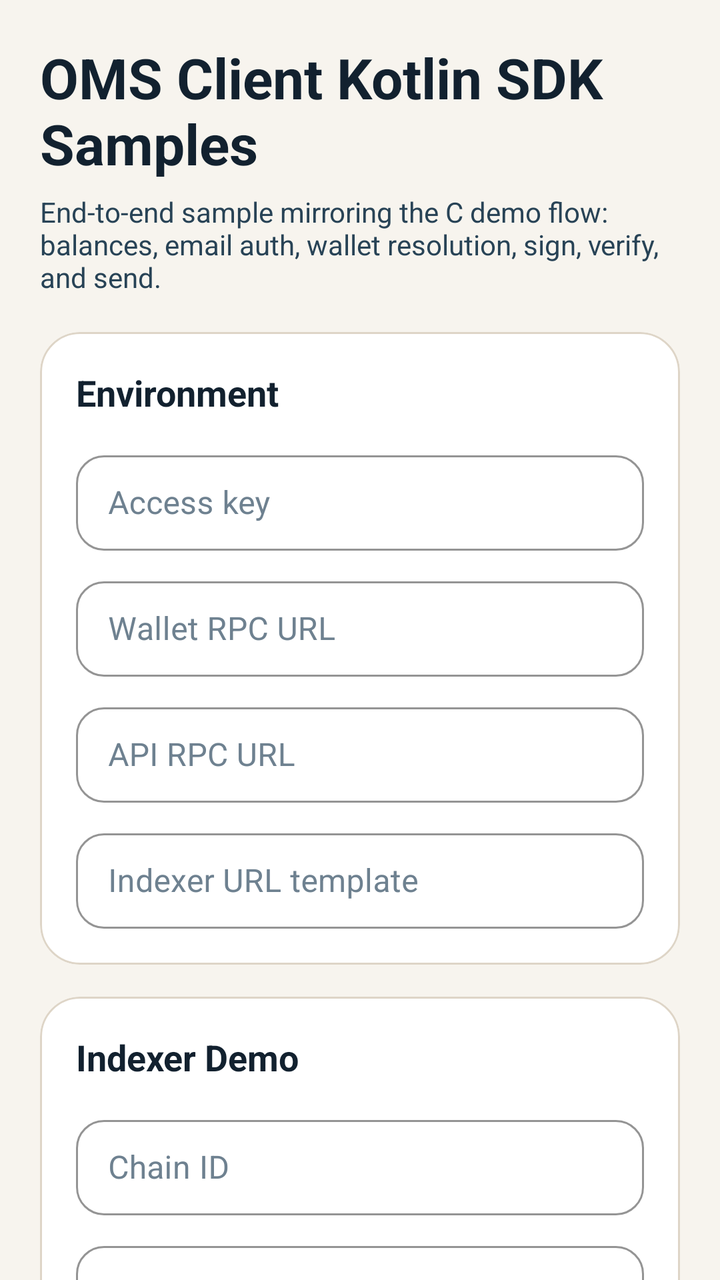
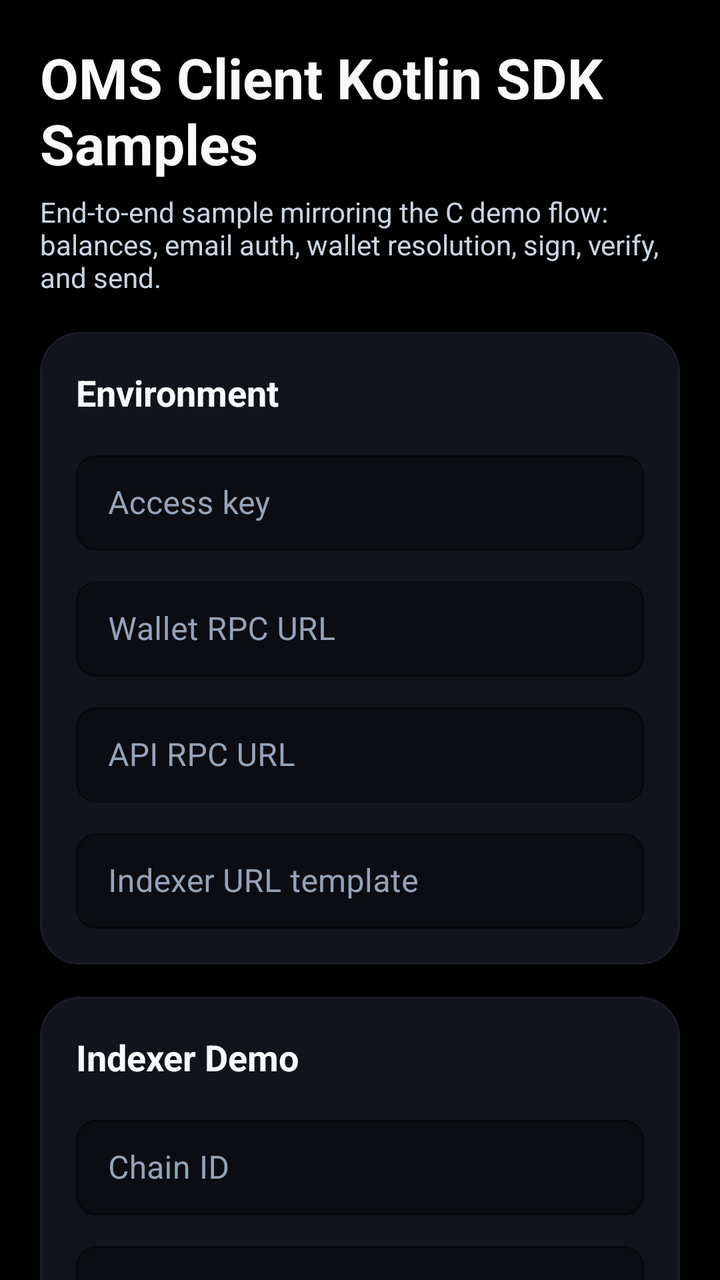

Before-and-after screenshots of an Android layout around one commit, followed by the original layout XML and the change that was made.
<!-- AndroidManifest.xml: application theme Theme.Kotlinsdk -->
<!-- res/layout/activity_main.xml -->
<?xml version="1.0" encoding="utf-8"?>
<androidx.core.widget.NestedScrollView xmlns:android="http://schemas.android.com/apk/res/android"
    xmlns:app="http://schemas.android.com/apk/res-auto"
    android:id="@+id/testbedRoot"
    android:layout_width="match_parent"
    android:layout_height="match_parent"
    android:fillViewport="true">

    <LinearLayout
        android:layout_width="match_parent"
        android:layout_height="wrap_content"
        android:orientation="vertical"
        android:padding="20dp">

        <TextView
            android:layout_width="match_parent"
            android:layout_height="wrap_content"
            android:text="OMS Client Kotlin SDK Samples"
            android:textColor="@color/slate_900"
            android:textSize="28sp"
            android:textStyle="bold" />

        <TextView
            android:layout_width="match_parent"
            android:layout_height="wrap_content"
            android:layout_marginTop="6dp"
            android:text="End-to-end sample mirroring the C demo flow: balances, email auth, wallet resolution, sign, verify, and send."
            android:textColor="@color/slate_700"
            android:textSize="14sp" />

        <com.google.android.material.card.MaterialCardView
            android:layout_width="match_parent"
            android:layout_height="wrap_content"
            android:layout_marginTop="18dp"
            app:cardCornerRadius="20dp"
            app:cardElevation="0dp"
            app:strokeColor="@color/sand_200"
            app:strokeWidth="1dp">

            <LinearLayout
                android:layout_width="match_parent"
                android:layout_height="wrap_content"
                android:orientation="vertical"
                android:padding="18dp">

                <TextView
                    android:layout_width="wrap_content"
                    android:layout_height="wrap_content"
                    android:text="Environment"
                    android:textColor="@color/slate_900"
                    android:textSize="18sp"
                    android:textStyle="bold" />

                <com.google.android.material.textfield.TextInputLayout
                    android:layout_width="match_parent"
                    android:layout_height="wrap_content"
                    android:layout_marginTop="14dp"
                    android:hint="Access key">

                    <com.google.android.material.textfield.TextInputEditText
                        android:id="@+id/accessKeyInput"
                        android:layout_width="match_parent"
                        android:layout_height="wrap_content"
                        android:inputType="textNoSuggestions" />
                </com.google.android.material.textfield.TextInputLayout>

                <com.google.android.material.textfield.TextInputLayout
                    android:layout_width="match_parent"
                    android:layout_height="wrap_content"
                    android:layout_marginTop="10dp"
                    android:hint="Wallet RPC URL">

                    <com.google.android.material.textfield.TextInputEditText
                        android:id="@+id/walletApiUrlInput"
                        android:layout_width="match_parent"
                        android:layout_height="wrap_content"
                        android:inputType="textUri" />
                </com.google.android.material.textfield.TextInputLayout>

                <com.google.android.material.textfield.TextInputLayout
                    android:layout_width="match_parent"
                    android:layout_height="wrap_content"
                    android:layout_marginTop="10dp"
                    android:hint="API RPC URL">

                    <com.google.android.material.textfield.TextInputEditText
                        android:id="@+id/apiRpcUrlInput"
                        android:layout_width="match_parent"
                        android:layout_height="wrap_content"
                        android:inputType="textUri" />
                </com.google.android.material.textfield.TextInputLayout>

                <com.google.android.material.textfield.TextInputLayout
                    android:layout_width="match_parent"
                    android:layout_height="wrap_content"
                    android:layout_marginTop="10dp"
                    android:hint="Indexer URL template">

                    <com.google.android.material.textfield.TextInputEditText
                        android:id="@+id/indexerUrlTemplateInput"
                        android:layout_width="match_parent"
                        android:layout_height="wrap_content"
                        android:inputType="textUri" />
                </com.google.android.material.textfield.TextInputLayout>
            </LinearLayout>
        </com.google.android.material.card.MaterialCardView>

        <com.google.android.material.card.MaterialCardView
            android:layout_width="match_parent"
            android:layout_height="wrap_content"
            android:layout_marginTop="16dp"
            app:cardCornerRadius="20dp"
            app:cardElevation="0dp"
            app:strokeColor="@color/sand_200"
            app:strokeWidth="1dp">

            <LinearLayout
                android:layout_width="match_parent"
                android:layout_height="wrap_content"
                android:orientation="vertical"
                android:padding="18dp">

                <TextView
                    android:layout_width="wrap_content"
                    android:layout_height="wrap_content"
                    android:text="Indexer Demo"
                    android:textColor="@color/slate_900"
                    android:textSize="18sp"
                    android:textStyle="bold" />

                <com.google.android.material.textfield.TextInputLayout
                    android:layout_width="match_parent"
                    android:layout_height="wrap_content"
                    android:layout_marginTop="14dp"
                    android:hint="Chain ID">

                    <com.google.android.material.textfield.TextInputEditText
                        android:id="@+id/balancesChainIdInput"
                        android:layout_width="match_parent"
                        android:layout_height="wrap_content"
                        android:inputType="number" />
                </com.google.android.material.textfield.TextInputLayout>

                <com.google.android.material.textfield.TextInputLayout
                    android:layout_width="match_parent"
                    android:layout_height="wrap_content"
                    android:layout_marginTop="10dp"
                    android:hint="Contract address">

                    <com.google.android.material.textfield.TextInputEditText
                        android:id="@+id/contractAddressInput"
                        android:layout_width="match_parent"
                        android:layout_height="wrap_content"
                        android:inputType="textNoSuggestions" />
                </com.google.android.material.textfield.TextInputLayout>

                <com.google.android.material.textfield.TextInputLayout
                    android:layout_width="match_parent"
                    android:layout_height="wrap_content"
                    android:layout_marginTop="10dp"
                    android:hint="Wallet address">

                    <com.google.android.material.textfield.TextInputEditText
                        android:id="@+id/balancesWalletAddressInput"
                        android:layout_width="match_parent"
                        android:layout_height="wrap_content"
                        android:inputType="textNoSuggestions" />
                </com.google.android.material.textfield.TextInputLayout>

                <com.google.android.material.button.MaterialButton
                    android:id="@+id/loadBalancesButton"
                    android:layout_width="match_parent"
                    android:layout_height="wrap_content"
                    android:layout_marginTop="14dp"
                    android:text="Load Token Balances"
                    app:cornerRadius="16dp" />
            </LinearLayout>
        </com.google.android.material.card.MaterialCardView>

        <com.google.android.material.card.MaterialCardView
            android:layout_width="match_parent"
            android:layout_height="wrap_content"
            android:layout_marginTop="16dp"
            app:cardCornerRadius="20dp"
            app:cardElevation="0dp"
            app:strokeColor="@color/sand_200"
            app:strokeWidth="1dp">

            <LinearLayout
                android:layout_width="match_parent"
                android:layout_height="wrap_content"
                android:orientation="vertical"
                android:padding="18dp">

                <TextView
                    android:layout_width="wrap_content"
                    android:layout_height="wrap_content"
                    android:text="Email Authentication"
                    android:textColor="@color/slate_900"
                    android:textSize="18sp"
                    android:textStyle="bold" />

                <com.google.android.material.textfield.TextInputLayout
                    android:layout_width="match_parent"
                    android:layout_height="wrap_content"
                    android:layout_marginTop="14dp"
                    android:hint="Email">

                    <com.google.android.material.textfield.TextInputEditText
                        android:id="@+id/emailInput"
                        android:layout_width="match_parent"
                        android:layout_height="wrap_content"
                        android:inputType="textEmailAddress" />
                </com.google.android.material.textfield.TextInputLayout>

                <com.google.android.material.textfield.TextInputLayout
                    android:layout_width="match_parent"
                    android:layout_height="wrap_content"
                    android:layout_marginTop="10dp"
                    android:hint="Verification code">

                    <com.google.android.material.textfield.TextInputEditText
                        android:id="@+id/codeInput"
                        android:layout_width="match_parent"
                        android:layout_height="wrap_content"
                        android:inputType="number" />
                </com.google.android.material.textfield.TextInputLayout>

                <LinearLayout
                    android:layout_width="match_parent"
                    android:layout_height="wrap_content"
                    android:layout_marginTop="14dp"
                    android:orientation="horizontal">

                    <com.google.android.material.button.MaterialButton
                        android:id="@+id/signInButton"
                        android:layout_width="0dp"
                        android:layout_height="wrap_content"
                        android:layout_weight="1"
                        android:text="Start Email Sign-In"
                        app:cornerRadius="16dp" />

                    <Space
                        android:layout_width="12dp"
                        android:layout_height="1dp" />

                    <com.google.android.material.button.MaterialButton
                        android:id="@+id/confirmCodeButton"
                        style="@style/Widget.Kotlinsdk.Button.Outline"
                        android:layout_width="0dp"
                        android:layout_height="wrap_content"
                        android:layout_weight="1"
                        android:text="Confirm And Resolve Wallet"
                        app:cornerRadius="16dp" />
                </LinearLayout>

                <TextView
                    android:id="@+id/currentSignerView"
                    android:layout_width="match_parent"
                    android:layout_height="wrap_content"
                    android:layout_marginTop="14dp"
                    android:text="Signer: none"
                    android:textColor="@color/slate_700"
                    android:textSize="13sp" />

                <TextView
                    android:id="@+id/currentWalletView"
                    android:layout_width="match_parent"
                    android:layout_height="wrap_content"
                    android:layout_marginTop="6dp"
                    android:text="Wallet: none"
                    android:textColor="@color/forest_600"
                    android:textSize="13sp"
                    android:textStyle="bold" />
            </LinearLayout>
        </com.google.android.material.card.MaterialCardView>

        <com.google.android.material.card.MaterialCardView
            android:layout_width="match_parent"
            android:layout_height="wrap_content"
            android:layout_marginTop="16dp"
            app:cardCornerRadius="20dp"
            app:cardElevation="0dp"
            app:strokeColor="@color/sand_200"
            app:strokeWidth="1dp">

            <LinearLayout
                android:layout_width="match_parent"
                android:layout_height="wrap_content"
                android:orientation="vertical"
                android:padding="18dp">

                <TextView
                    android:layout_width="wrap_content"
                    android:layout_height="wrap_content"
                    android:text="Wallet Operations"
                    android:textColor="@color/slate_900"
                    android:textSize="18sp"
                    android:textStyle="bold" />

                <com.google.android.material.textfield.TextInputLayout
                    android:layout_width="match_parent"
                    android:layout_height="wrap_content"
                    android:layout_marginTop="14dp"
                    android:hint="Message chain ID">

                    <com.google.android.material.textfield.TextInputEditText
                        android:id="@+id/messageChainIdInput"
                        android:layout_width="match_parent"
                        android:layout_height="wrap_content"
                        android:inputType="number" />
                </com.google.android.material.textfield.TextInputLayout>

                <com.google.android.material.textfield.TextInputLayout
                    android:layout_width="match_parent"
                    android:layout_height="wrap_content"
                    android:layout_marginTop="10dp"
                    android:hint="Message">

                    <com.google.android.material.textfield.TextInputEditText
                        android:id="@+id/messageInput"
                        android:layout_width="match_parent"
                        android:layout_height="wrap_content"
                        android:inputType="textMultiLine" />
                </com.google.android.material.textfield.TextInputLayout>

                <LinearLayout
                    android:layout_width="match_parent"
                    android:layout_height="wrap_content"
                    android:layout_marginTop="14dp"
                    android:orientation="horizontal">

                    <com.google.android.material.button.MaterialButton
                        android:id="@+id/signMessageButton"
                        android:layout_width="0dp"
                        android:layout_height="wrap_content"
                        android:layout_weight="1"
                        android:text="Sign Message"
                        app:cornerRadius="16dp" />

                    <Space
                        android:layout_width="12dp"
                        android:layout_height="1dp" />

                    <com.google.android.material.button.MaterialButton
                        android:id="@+id/verifySignatureButton"
                        style="@style/Widget.Kotlinsdk.Button.Outline"
                        android:layout_width="0dp"
                        android:layout_height="wrap_content"
                        android:layout_weight="1"
                        android:text="Verify Last Signature"
                        app:cornerRadius="16dp" />
                </LinearLayout>

                <com.google.android.material.textfield.TextInputLayout
                    android:layout_width="match_parent"
                    android:layout_height="wrap_content"
                    android:layout_marginTop="14dp"
                    android:hint="Transaction destination">

                    <com.google.android.material.textfield.TextInputEditText
                        android:id="@+id/transactionToInput"
                        android:layout_width="match_parent"
                        android:layout_height="wrap_content"
                        android:inputType="textNoSuggestions" />
                </com.google.android.material.textfield.TextInputLayout>

                <com.google.android.material.textfield.TextInputLayout
                    android:layout_width="match_parent"
                    android:layout_height="wrap_content"
                    android:layout_marginTop="10dp"
                    android:hint="Transaction value">

                    <com.google.android.material.textfield.TextInputEditText
                        android:id="@+id/transactionValueInput"
                        android:layout_width="match_parent"
                        android:layout_height="wrap_content"
                        android:digits="0123456789."
                        android:inputType="numberDecimal"
                        android:text="0" />
                </com.google.android.material.textfield.TextInputLayout>

                <com.google.android.material.button.MaterialButton
                    android:id="@+id/sendTransactionButton"
                    android:layout_width="match_parent"
                    android:layout_height="wrap_content"
                    android:layout_marginTop="14dp"
                    android:text="Send Transaction"
                    app:cornerRadius="16dp" />

                <TextView
                    android:id="@+id/lastSignatureView"
                    android:layout_width="match_parent"
                    android:layout_height="wrap_content"
                    android:layout_marginTop="14dp"
                    android:text="Last signature: none"
                    android:textColor="@color/slate_700"
                    android:textSize="12sp"
                    android:typeface="monospace" />
            </LinearLayout>
        </com.google.android.material.card.MaterialCardView>

        <com.google.android.material.card.MaterialCardView
            android:layout_width="match_parent"
            android:layout_height="wrap_content"
            android:layout_marginTop="16dp"
            android:layout_marginBottom="20dp"
            app:cardCornerRadius="20dp"
            app:cardElevation="0dp"
            app:strokeColor="@color/sand_200"
            app:strokeWidth="1dp">

            <LinearLayout
                android:layout_width="match_parent"
                android:layout_height="wrap_content"
                android:orientation="vertical"
                android:padding="18dp">

                <TextView
                    android:layout_width="wrap_content"
                    android:layout_height="wrap_content"
                    android:text="Run Log"
                    android:textColor="@color/slate_900"
                    android:textSize="18sp"
                    android:textStyle="bold" />

                <TextView
                    android:id="@+id/logView"
                    android:layout_width="match_parent"
                    android:layout_height="wrap_content"
                    android:layout_marginTop="12dp"
                    android:minHeight="180dp"
                    android:text="Ready."
                    android:textColor="@color/slate_700"
                    android:textIsSelectable="true"
                    android:textSize="12sp"
                    android:typeface="monospace" />
            </LinearLayout>
        </com.google.android.material.card.MaterialCardView>
    </LinearLayout>
</androidx.core.widget.NestedScrollView>
<!-- resources referenced by this layout -->
<resources>
  <color name="forest_600">#236A50</color>
  <color name="sand_200">#DED5C7</color>
  <color name="slate_700">#284356</color>
  <color name="slate_900">#12212F</color>
  <style name="Widget.Kotlinsdk.Button.Outline" parent="Widget.MaterialComponents.Button.OutlinedButton">
          <item name="android:minHeight">52dp</item>
          <item name="android:textAllCaps">false</item>
          <item name="cornerRadius">14dp</item>
          <item name="elevation">0dp</item>
          <item name="strokeColor">@color/sand_300</item>
          <item name="strokeWidth">1dp</item>
          <item name="android:textColor">@color/slate_800</item>
          <item name="backgroundTint">@color/white</item>
          <item name="rippleColor">@color/sand_200</item>
      </style>
  <style name="Theme.Kotlinsdk" parent="Theme.MaterialComponents.DayNight.NoActionBar">
          <item name="colorPrimary">@color/slate_800</item>
          <item name="colorPrimaryVariant">@color/slate_900</item>
          <item name="colorOnPrimary">@color/white</item>
          <item name="colorSecondary">@color/amber_500</item>
          <item name="colorSecondaryVariant">@color/amber_700</item>
          <item name="colorOnSecondary">@color/slate_900</item>
          <item name="colorSurface">@color/white</item>
          <item name="colorOnSurface">@color/slate_900</item>
          <item name="android:windowBackground">@color/sand_50</item>
          <item name="android:statusBarColor">@color/sand_50</item>
          <item name="android:navigationBarColor">@color/sand_50</item>
          <item name="materialCardViewStyle">@style/Widget.Kotlinsdk.Card</item>
          <item name="textInputStyle">@style/Widget.Kotlinsdk.TextInputLayout</item>
          <item name="materialButtonStyle">@style/Widget.Kotlinsdk.Button</item>
      </style>
  <color name="sand_300">#CFC3B1</color>
  <color name="slate_800">#22384A</color>
  <color name="white">#FFFFFFFF</color>
  <color name="amber_500">#E59A2F</color>
  <color name="amber_700">#A7650D</color>
  <color name="sand_50">#F7F4EE</color>
  <style name="Widget.Kotlinsdk.Card" parent="Widget.MaterialComponents.CardView">
          <item name="cardBackgroundColor">@color/white</item>
          <item name="cardCornerRadius">18dp</item>
          <item name="cardElevation">0dp</item>
          <item name="strokeColor">@color/sand_300</item>
          <item name="strokeWidth">1dp</item>
      </style>
  <style name="Widget.Kotlinsdk.TextInputLayout" parent="Widget.MaterialComponents.TextInputLayout.OutlinedBox.Dense">
          <item name="boxBackgroundColor">@color/white</item>
          <item name="boxStrokeColor">@color/sand_300</item>
          <item name="boxStrokeWidth">1dp</item>
          <item name="boxStrokeWidthFocused">1dp</item>
          <item name="hintTextColor">@color/slate_500</item>
          <item name="android:textColorHint">@color/slate_500</item>
          <item name="shapeAppearanceOverlay">@style/ShapeAppearance.Kotlinsdk.Field</item>
      </style>
  <style name="Widget.Kotlinsdk.Button" parent="Widget.MaterialComponents.Button">
          <item name="android:minHeight">52dp</item>
          <item name="android:textAllCaps">false</item>
          <item name="cornerRadius">14dp</item>
          <item name="elevation">0dp</item>
          <item name="backgroundTint">@color/slate_800</item>
          <item name="android:textColor">@color/white</item>
          <item name="rippleColor">@color/sand_200</item>
      </style>
  <color name="slate_500">#6E8190</color>
  <style name="ShapeAppearance.Kotlinsdk.Field" parent="">
          <item name="cornerFamily">rounded</item>
          <item name="cornerSize">14dp</item>
      </style>
</resources>

<!-- the commit's change to res/layout/activity_main.xml (unified diff, before → after) -->
@@ -255,19 +255,10 @@
                 </LinearLayout>
 
                 <TextView
-                    android:id="@+id/currentSignerView"
-                    android:layout_width="match_parent"
-                    android:layout_height="wrap_content"
-                    android:layout_marginTop="14dp"
-                    android:text="Signer: none"
-                    android:textColor="@color/slate_700"
-                    android:textSize="13sp" />
-
-                <TextView
                     android:id="@+id/currentWalletView"
                     android:layout_width="match_parent"
                     android:layout_height="wrap_content"
-                    android:layout_marginTop="6dp"
+                    android:layout_marginTop="14dp"
                     android:text="Wallet: none"
                     android:textColor="@color/forest_600"
                     android:textSize="13sp"
<!-- resource entries referenced after the edit -->
@@ -1,54 +1,61 @@
 <!-- resources referenced by this layout -->
 <resources>
-  <color name="forest_600">#236A50</color>
-  <color name="sand_200">#DED5C7</color>
-  <color name="slate_700">#284356</color>
-  <color name="slate_900">#12212F</color>
+  <color name="forest_600">#22C55E</color>
+  <color name="sand_200">#1A1D24</color>
+  <color name="slate_700">#CBD5E1</color>
+  <color name="slate_900">#F8FAFC</color>
   <style name="Widget.Kotlinsdk.Button.Outline" parent="Widget.MaterialComponents.Button.OutlinedButton">
           <item name="android:minHeight">52dp</item>
           <item name="android:textAllCaps">false</item>
-          <item name="cornerRadius">14dp</item>
+          <item name="cornerRadius">10dp</item>
           <item name="elevation">0dp</item>
           <item name="strokeColor">@color/sand_300</item>
           <item name="strokeWidth">1dp</item>
-          <item name="android:textColor">@color/slate_800</item>
-          <item name="backgroundTint">@color/white</item>
+          <item name="android:textColor">@color/slate_900</item>
+          <item name="backgroundTint">@color/surface_700</item>
           <item name="rippleColor">@color/sand_200</item>
       </style>
   <style name="Theme.Kotlinsdk" parent="Theme.MaterialComponents.DayNight.NoActionBar">
-          <item name="colorPrimary">@color/slate_800</item>
-          <item name="colorPrimaryVariant">@color/slate_900</item>
-          <item name="colorOnPrimary">@color/white</item>
+          <item name="colorPrimary">@color/amber_500</item>
+          <item name="colorPrimaryVariant">@color/amber_700</item>
+          <item name="colorOnPrimary">@color/black</item>
           <item name="colorSecondary">@color/amber_500</item>
           <item name="colorSecondaryVariant">@color/amber_700</item>
-          <item name="colorOnSecondary">@color/slate_900</item>
-          <item name="colorSurface">@color/white</item>
+          <item name="colorOnSecondary">@color/black</item>
+          <item name="colorSurface">@color/surface_800</item>
           <item name="colorOnSurface">@color/slate_900</item>
           <item name="android:windowBackground">@color/sand_50</item>
           <item name="android:statusBarColor">@color/sand_50</item>
           <item name="android:navigationBarColor">@color/sand_50</item>
+          <item name="android:windowLightStatusBar">false</item>
+          <item name="android:textColorPrimary">@color/slate_900</item>
+          <item name="android:textColorSecondary">@color/slate_700</item>
+          <item name="editTextColor">@color/slate_900</item>
           <item name="materialCardViewStyle">@style/Widget.Kotlinsdk.Card</item>
           <item name="textInputStyle">@style/Widget.Kotlinsdk.TextInputLayout</item>
           <item name="materialButtonStyle">@style/Widget.Kotlinsdk.Button</item>
       </style>
-  <color name="sand_300">#CFC3B1</color>
-  <color name="slate_800">#22384A</color>
-  <color name="white">#FFFFFFFF</color>
-  <color name="amber_500">#E59A2F</color>
-  <color name="amber_700">#A7650D</color>
-  <color name="sand_50">#F7F4EE</color>
+  <color name="sand_300">#303644</color>
+  <color name="surface_700">#171B24</color>
+  <color name="amber_500">#FFFFFF</color>
+  <color name="amber_700">#D8DEE9</color>
+  <color name="black">#FF000000</color>
+  <color name="surface_800">#11141B</color>
+  <color name="sand_50">#000000</color>
   <style name="Widget.Kotlinsdk.Card" parent="Widget.MaterialComponents.CardView">
-          <item name="cardBackgroundColor">@color/white</item>
-          <item name="cardCornerRadius">18dp</item>
+          <item name="cardBackgroundColor">@color/surface_800</item>
+          <item name="cardCornerRadius">8dp</item>
           <item name="cardElevation">0dp</item>
           <item name="strokeColor">@color/sand_300</item>
           <item name="strokeWidth">1dp</item>
       </style>
   <style name="Widget.Kotlinsdk.TextInputLayout" parent="Widget.MaterialComponents.TextInputLayout.OutlinedBox.Dense">
-          <item name="boxBackgroundColor">@color/white</item>
+          <item name="boxBackgroundColor">@color/surface_900</item>
           <item name="boxStrokeColor">@color/sand_300</item>
           <item name="boxStrokeWidth">1dp</item>
           <item name="boxStrokeWidthFocused">1dp</item>
+          <item name="colorControlNormal">@color/slate_500</item>
+          <item name="colorControlActivated">@color/amber_500</item>
           <item name="hintTextColor">@color/slate_500</item>
           <item name="android:textColorHint">@color/slate_500</item>
           <item name="shapeAppearanceOverlay">@style/ShapeAppearance.Kotlinsdk.Field</item>
@@ -56,16 +63,17 @@
   <style name="Widget.Kotlinsdk.Button" parent="Widget.MaterialComponents.Button">
           <item name="android:minHeight">52dp</item>
           <item name="android:textAllCaps">false</item>
-          <item name="cornerRadius">14dp</item>
+          <item name="cornerRadius">10dp</item>
           <item name="elevation">0dp</item>
-          <item name="backgroundTint">@color/slate_800</item>
-          <item name="android:textColor">@color/white</item>
-          <item name="rippleColor">@color/sand_200</item>
+          <item name="backgroundTint">@color/amber_500</item>
+          <item name="android:textColor">@color/black</item>
+          <item name="rippleColor">@color/amber_700</item>
       </style>
-  <color name="slate_500">#6E8190</color>
+  <color name="surface_900">#0B0D12</color>
+  <color name="slate_500">#94A3B8</color>
   <style name="ShapeAppearance.Kotlinsdk.Field" parent="">
           <item name="cornerFamily">rounded</item>
-          <item name="cornerSize">14dp</item>
+          <item name="cornerSize">10dp</item>
       </style>
 </resources>
 
